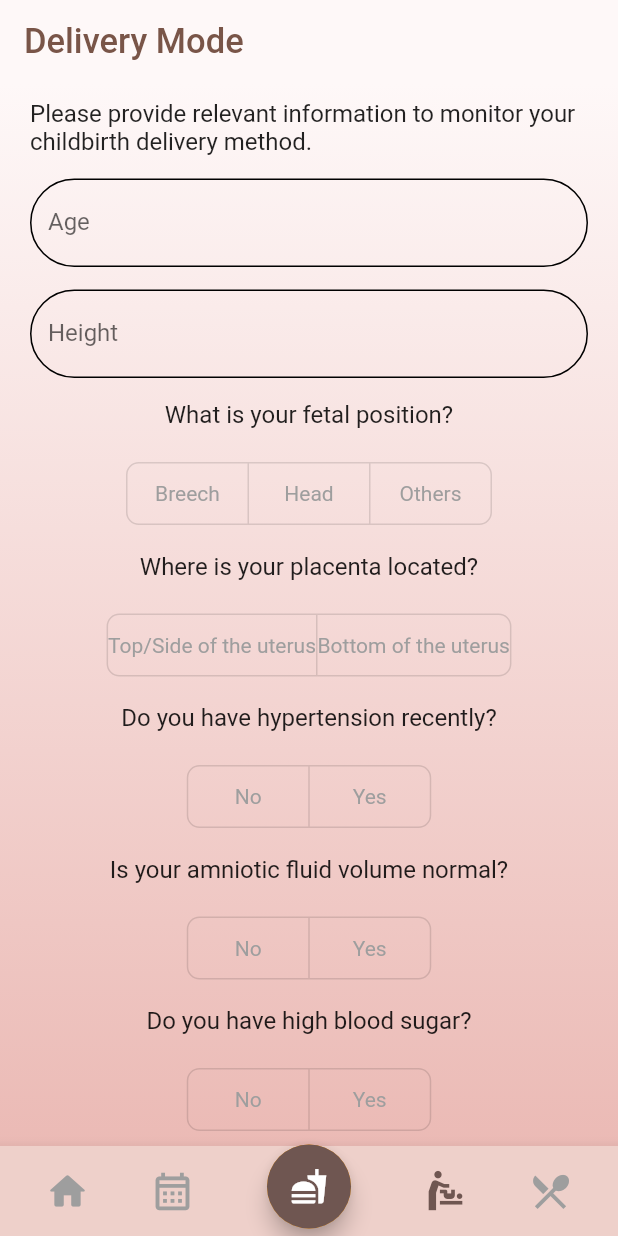
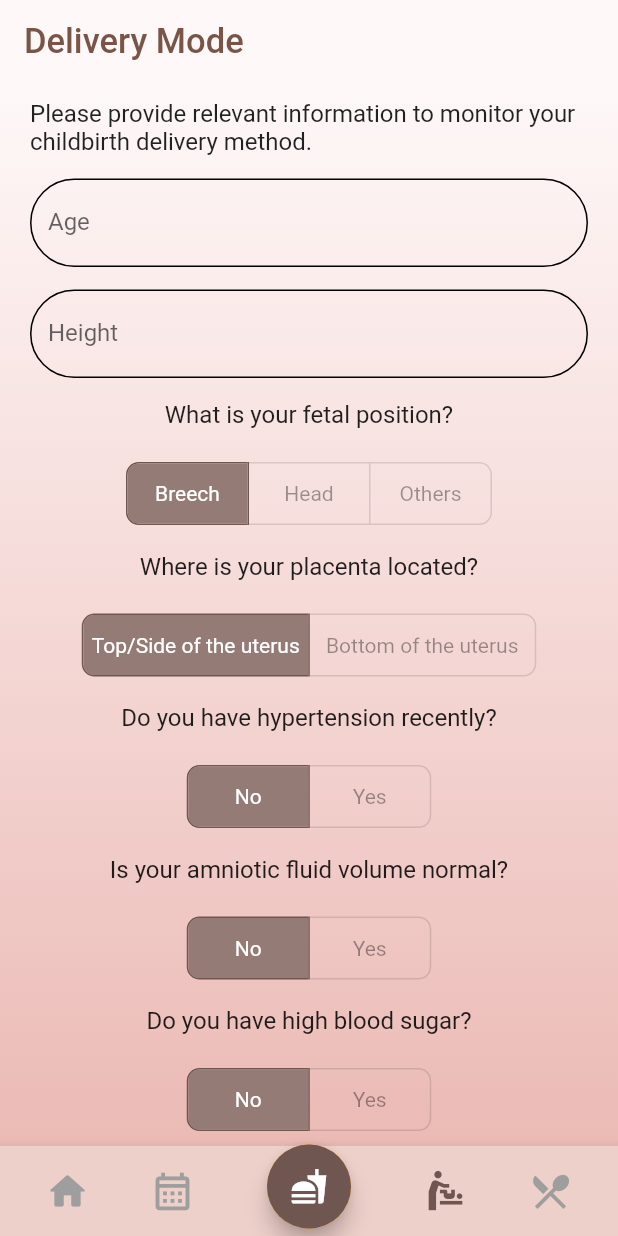
Before and after one commit to MikoYap/PregnantApp, a Flutter app: the screen it shows after launch, scrolled down 274 dp, after a tap on the "calendar month" icon, after a tap on the "baby changing station" icon, on a phone screen of 412 x 824 dp. Run offline on Flutter 3.47's test engine with Material 2 defaults, Android fonts, the phone set to English and light mode, and no system bars; our stand-ins replace carousel_slider, image_picker; missing offline and left inert: shadow_overlay, tflite, tflite_flutter.

Commit message:
6th commit

```diff
--- a/lib/delivery_mode.dart
+++ b/lib/delivery_mode.dart
@@ -16,31 +16,30 @@ class _DeliveryModeState extends State<DeliveryMode> {
   var modeOutput;
   String age = "";
   String heig = "";
-  String pos = "";
-  String plac = "";
-  String hyper = "";
-  String amn = "";
-  String diab = "";
+  int pos = 0;
+  int plac = 0;
+  int hyper = 0;
+  int amn = 0;
+  int diab = 0;
 
-  List<bool> _selectedPosition = <bool>[false, false, false];
-  List<bool> _selectedPlacenta = <bool>[false, false];
-  List<bool> _selectedHypertension = <bool>[false, false];
-  List<bool> _selectedAmnFluid = <bool>[false, false];
-  List<bool> _selectedDiabetes = <bool>[false, false];
+  List<bool> _selectedPosition = <bool>[true, false, false];
+  List<bool> _selectedPlacenta = <bool>[true, false];
+  List<bool> _selectedHypertension = <bool>[true, false];
+  List<bool> _selectedAmnFluid = <bool>[true, false];
+  List<bool> _selectedDiabetes = <bool>[true, false];
 
   Future<void> model() async {
-    final interpreter = await Interpreter.fromAsset('tflite/sga.tflite');
+    final interpreter = await Interpreter.fromAsset('tflite/delivery_mode.tflite');
 
     var input = [
-      [double.parse(age), double.parse(heig), double.parse(pos), double.parse(plac), double.parse(hyper), double.parse(amn),
-        double.parse(amn), double.parse(diab)]
+      [int.parse(age), int.parse(heig), pos, plac, hyper, amn, diab]
     ];
+    print(input);
 
-    var output = List.filled(1 * 3, 0).reshape([1, 3]);
+    var output = List.filled(3, 0).reshape([1, 3]);
+    print(output);
     interpreter.run(input, output);
-    /*modeOutput = (output[0][0] * 100).toStringAsFixed(1) + '%';
-    modeOutput = modeOutput.toString();*/
-    print(modeOutput);
+    print(output);
   }
 
   @override
@@ -75,7 +74,8 @@ class _DeliveryModeState extends State<DeliveryMode> {
             child: Column(
               children: [
                 Text(
-                  "Please provide relevant information to monitor your childbirth delivery method.",
+                  "Please provide relevant information to monitor your childbirth "
+                      "delivery method.",
                   style: TextStyle(
                     fontSize: 16,
                   ),
@@ -166,8 +166,8 @@ class _DeliveryModeState extends State<DeliveryMode> {
                   borderRadius: const BorderRadius.all(Radius.circular(8)),
                   selectedBorderColor: Color(0xFF6F5651),
                   selectedColor: Colors.white,
-                  fillColor: Colors.green[200],
-                  color: Colors.grey,
+                  fillColor: Color(0xFF957B75),
+                  color: Colors.black38,
                   constraints: const BoxConstraints(
                     minHeight: 40.0,
                     minWidth: 80.0,
@@ -177,8 +177,8 @@ class _DeliveryModeState extends State<DeliveryMode> {
                       // The button that is tapped is set to true, and the others to false.
                       for (int i = 0; i < _selectedPosition.length; i++) {
                         _selectedPosition[i] = i == index;
-                        pos = i as String;
                       }
+                      pos = index;
                     });
                   },
                 ),
@@ -203,19 +203,19 @@ class _DeliveryModeState extends State<DeliveryMode> {
                   borderRadius: const BorderRadius.all(Radius.circular(8)),
                   selectedBorderColor: Color(0xFF6F5651),
                   selectedColor: Colors.white,
-                  fillColor: Colors.green[200],
-                  color: Colors.grey,
+                  fillColor: Color(0xFF957B75),
+                  color: Colors.black38,
                   constraints: const BoxConstraints(
                     minHeight: 40.0,
-                    minWidth: 120.0,
+                    minWidth: 150.0,
                   ),
                   onPressed: (int index) {
                     setState(() {
                       // The button that is tapped is set to true, and the others to false.
                       for (int i = 0; i < _selectedPlacenta.length; i++) {
                         _selectedPlacenta[i] = i == index;
-                        plac = i as String;
                       }
+                      plac = index;
                     });
                   },
                 ),
@@ -240,8 +240,8 @@ class _DeliveryModeState extends State<DeliveryMode> {
                   borderRadius: const BorderRadius.all(Radius.circular(8)),
                   selectedBorderColor: Color(0xFF6F5651),
                   selectedColor: Colors.white,
-                  fillColor: Colors.green[200],
-                  color: Colors.grey,
+                  fillColor: Color(0xFF957B75),
+                  color: Colors.black38,
                   constraints: const BoxConstraints(
                     minHeight: 40.0,
                     minWidth: 80.0,
@@ -251,8 +251,8 @@ class _DeliveryModeState extends State<DeliveryMode> {
                       // The button that is tapped is set to true, and the others to false.
                       for (int i = 0; i < _selectedHypertension.length; i++) {
                         _selectedHypertension[i] = i == index;
-                        hyper = i as String;
                       }
+                      hyper = index;
                     });
                   },
                 ),
@@ -277,8 +277,8 @@ class _DeliveryModeState extends State<DeliveryMode> {
                   borderRadius: const BorderRadius.all(Radius.circular(8)),
                   selectedBorderColor: Color(0xFF6F5651),
                   selectedColor: Colors.white,
-                  fillColor: Colors.green[200],
-                  color: Colors.grey,
+                  fillColor: Color(0xFF957B75),
+                  color: Colors.black38,
                   constraints: const BoxConstraints(
                     minHeight: 40.0,
                     minWidth: 80.0,
@@ -288,8 +288,8 @@ class _DeliveryModeState extends State<DeliveryMode> {
                       // The button that is tapped is set to true, and the others to false.
                       for (int i = 0; i < _selectedAmnFluid.length; i++) {
                         _selectedAmnFluid[i] = i == index;
-                        amn = i as String;
                       }
+                      amn = index;
                     });
                   },
                 ),
@@ -314,8 +314,8 @@ class _DeliveryModeState extends State<DeliveryMode> {
                   borderRadius: const BorderRadius.all(Radius.circular(8)),
                   selectedBorderColor: Color(0xFF6F5651),
                   selectedColor: Colors.white,
-                  fillColor: Colors.green[200],
-                  color: Colors.grey,
+                  fillColor: Color(0xFF957B75),
+                  color: Colors.black38,
                   constraints: const BoxConstraints(
                     minHeight: 40.0,
                     minWidth: 80.0,
@@ -325,8 +325,8 @@ class _DeliveryModeState extends State<DeliveryMode> {
                       // The button that is tapped is set to true, and the others to false.
                       for (int i = 0; i < _selectedDiabetes.length; i++) {
                         _selectedDiabetes[i] = i == index;
-                        diab = i as String;
                       }
+                      diab = index;
                     });
                   },
                 ),
@@ -346,10 +346,10 @@ class _DeliveryModeState extends State<DeliveryMode> {
                       ),
                       onPressed: () {
                         model();
-                        Navigator.push(
+                        /*Navigator.push(
                             context,
                             MaterialPageRoute(builder: (context) => ModeResult(moderesult: modeOutput))
-                        );
+                        );*/
                       },
                     ),
                   ],
--- a/lib/food_scanner.dart
+++ b/lib/food_scanner.dart
@@ -1,6 +1,5 @@
 import 'package:flutter/material.dart';
 import 'package:image_picker/image_picker.dart';
-import 'package:tflite_flutter/tflite_flutter.dart';
 import 'package:tflite/tflite.dart';
 import 'dart:io';
 
--- a/lib/main.dart
+++ b/lib/main.dart
@@ -1,25 +1,102 @@
 import 'package:flutter/material.dart';
 import 'bottom_nav_app.dart';
-
-
 
 void main() {
   runApp(const MyApp());
 }
 
-class MyApp extends StatelessWidget {
-  const MyApp({super.key});
+class MyApp extends StatefulWidget {
+  const MyApp({Key? key}) : super(key: key);
 
-  // This widget is the root of your application.
+  @override
+  _MyAppState createState() => _MyAppState();
+}
+
+class _MyAppState extends State<MyApp> {
+  bool _showSplashScreen = true;
+
+  @override
+  void initState() {
+    super.initState();
+    // Hide splash screen after 5 seconds
+    Future.delayed(Duration(seconds: 5), () {
+      setState(() {
+        _showSplashScreen = false;
+      });
+    });
+  }
+
   @override
   Widget build(BuildContext context) {
     return MaterialApp(
-      title: 'Flutter Demo',
+      title: 'StorkTale',
       theme: ThemeData(
         primarySwatch: Colors.orange,
       ),
-      home: BottomNavApp(),
-      debugShowCheckedModeBanner: false,
+      home: _showSplashScreen ? SplashScreen() : BottomNavApp(),
     );
   }
 }
+
+class SplashScreen extends StatelessWidget {
+  const SplashScreen({Key? key}) : super(key: key);
+
+  @override
+  Widget build(BuildContext context) {
+    return Scaffold(
+      body: Stack(
+        children: [
+          Container(
+            decoration: BoxDecoration(
+              image: DecorationImage(
+                image: AssetImage("assets/images/background.jpeg"),
+                fit: BoxFit.cover,
+              ),
+            ),
+          ),
+          Positioned(
+            top: 150,
+            left: 30,
+            child: Image.asset(
+              "assets/images/cloud.png",
+              width: 70,
+              height: 70,
+            ),
+          ),
+          Positioned(
+            top: MediaQuery.of(context).size.height / 2 - 230,
+            left: MediaQuery.of(context).size.width / 2 - 150,
+            child: Image.asset(
+              "assets/images/appLogo_white.png",
+              width: 300,
+              height: 300,
+            ),
+          ),
+          Positioned(
+            top: MediaQuery.of(context).size.height / 2 + 80,
+            left: 0,
+            right: 0,
+            child: Text(
+              "Stork tale",
+              textAlign: TextAlign.center,
+              style: TextStyle(
+                fontFamily: 'MarckScript',
+                fontSize: 50,
+                color: Colors.black,
+              ),
+            ),
+          ),
+          Positioned(
+            bottom: 150,
+            right: 0,
+            child: Image.asset(
+              "assets/images/cloud.png",
+              width: 100,
+              height: 100,
+            ),
+          ),
+        ],
+      ),
+    );
+  }
+}
```
Also changed, not shown: lib/mode_result.dart (+50 -1 lines), pubspec.yaml (+9 -1 lines), assets/fonts/MarckScript.ttf (added), assets/images/appLogo_white.png (added), assets/images/background.jpeg (added), assets/images/cloud.png (added), pubspec.lock, 66 other files.
